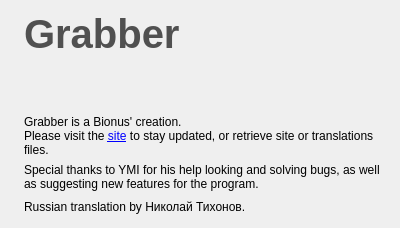
First picture: the form in src/gui/src/about-window.ui, repository Bionus/imgbrd-grabber, before the edit.
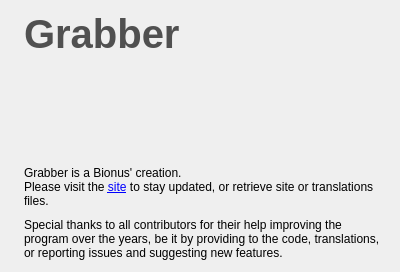
Second picture: the form after the edit. Icons and pictures are not drawn.

Commit message:
Update thanks in the 'About' window
This version should better reflect the many contributors over the years.

Diff of the .ui file:
```diff
--- a/src/gui/src/about-window.ui
+++ b/src/gui/src/about-window.ui
@@ -7,7 +7,7 @@
     <x>0</x>
     <y>0</y>
     <width>400</width>
-    <height>228</height>
+    <height>272</height>
    </rect>
   </property>
   <property name="sizePolicy">
@@ -76,20 +76,13 @@
      <item>
       <widget class="QLabel" name="label_2">
        <property name="text">
-        <string>Special thanks to YMI for his help looking and solving bugs, as well as suggesting new features for the program.</string>
+        <string>Special thanks to all contributors for their help improving the program over the years, be it by providing to the code, translations, or reporting issues and suggesting new features.</string>
        </property>
        <property name="wordWrap">
         <bool>true</bool>
        </property>
       </widget>
      </item>
-     <item>
-      <widget class="QLabel" name="labelCredits">
-       <property name="text">
-        <string>Russian translation by Николай Тихонов.</string>
-       </property>
-      </widget>
-     </item>
     </layout>
    </item>
   </layout>
```
